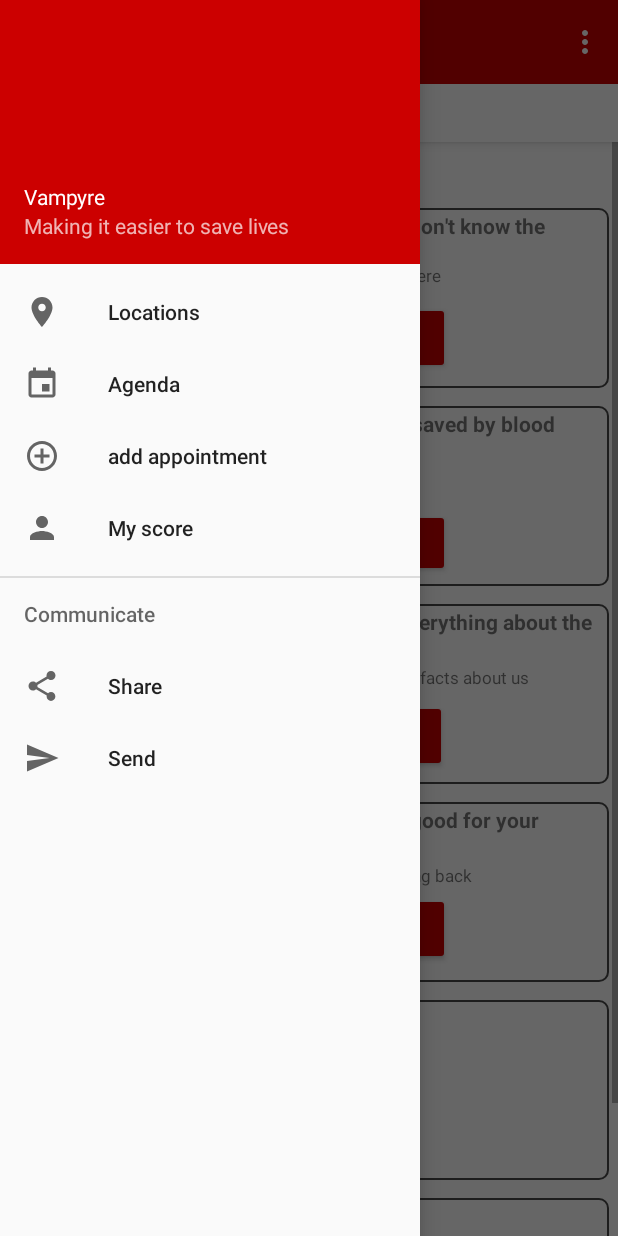
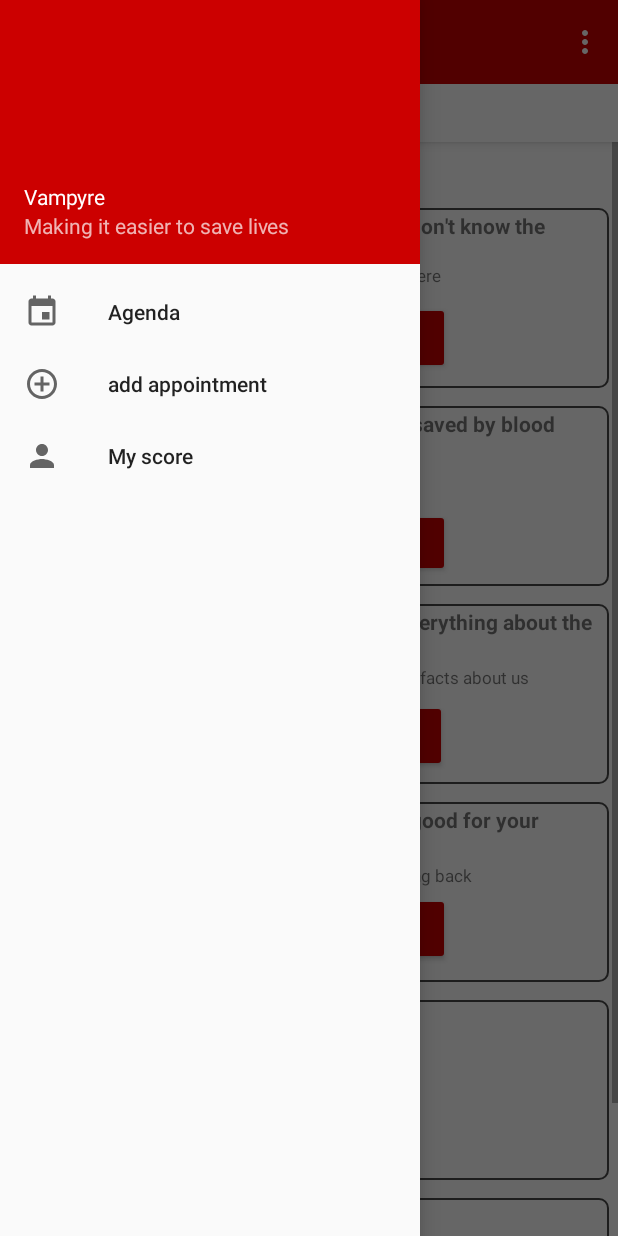
Before and after one commit to Vincent-Surkijn/Vampyre, an Android app: the MainActivity screen opened directly, with no data from a screen before it, with the side drawer open, on a phone screen of 412 x 824 dp. Run offline under Robolectric (Android 15) with nearby library versions, the phone set to English and light mode, and no system bars; our stand-ins replace Volley; network calls fail.

Commit message:
Aantal knoppen in main terug een functie gegeven

```diff
--- a/app/src/main/java/vincentsurkijn/softdev/kuleuven/vampyre/MainActivity.java
+++ b/app/src/main/java/vincentsurkijn/softdev/kuleuven/vampyre/MainActivity.java
@@ -99,11 +99,19 @@ public class MainActivity extends AppCompatActivity
         } else if (id == R.id.my_score) {
             Intent intent = new Intent(this, My_score.class);
             startActivity(intent);
+        } else if (id == R.id.add_appointment){
+            Intent intent = new Intent(this, newAppointment.class);
+            startActivity(intent);
         }
         DrawerLayout drawer = (DrawerLayout) findViewById(R.id.drawer_layout);
         drawer.closeDrawer(GravityCompat.START);
         return true;
 
+    }
+
+    public void goToLocations(View v){
+        Intent intent = new Intent(this, newAppointment.class);
+        startActivity(intent);
     }
 
     public void goToFactsArticle(View v){
--- a/app/src/main/res/menu/activity_main_drawer.xml
+++ b/app/src/main/res/menu/activity_main_drawer.xml
@@ -4,10 +4,6 @@
     tools:showIn="navigation_view">
 
     <group android:checkableBehavior="single">
-        <item
-            android:id="@+id/locations"
-            android:icon="@drawable/ic_locations"
-            android:title="Locations" />
         <item
             android:id="@+id/agenda"
             android:icon="@drawable/ic_calendar"
@@ -23,17 +19,4 @@
 
     </group>
 
-    <item android:title="Communicate">
-        <menu>
-            <item
-                android:id="@+id/nav_share"
-                android:icon="@drawable/ic_menu_share"
-                android:title="Share" />
-            <item
-                android:id="@+id/nav_send"
-                android:icon="@drawable/ic_menu_send"
-                android:title="Send" />
-        </menu>
-    </item>
-
 </menu>
```
